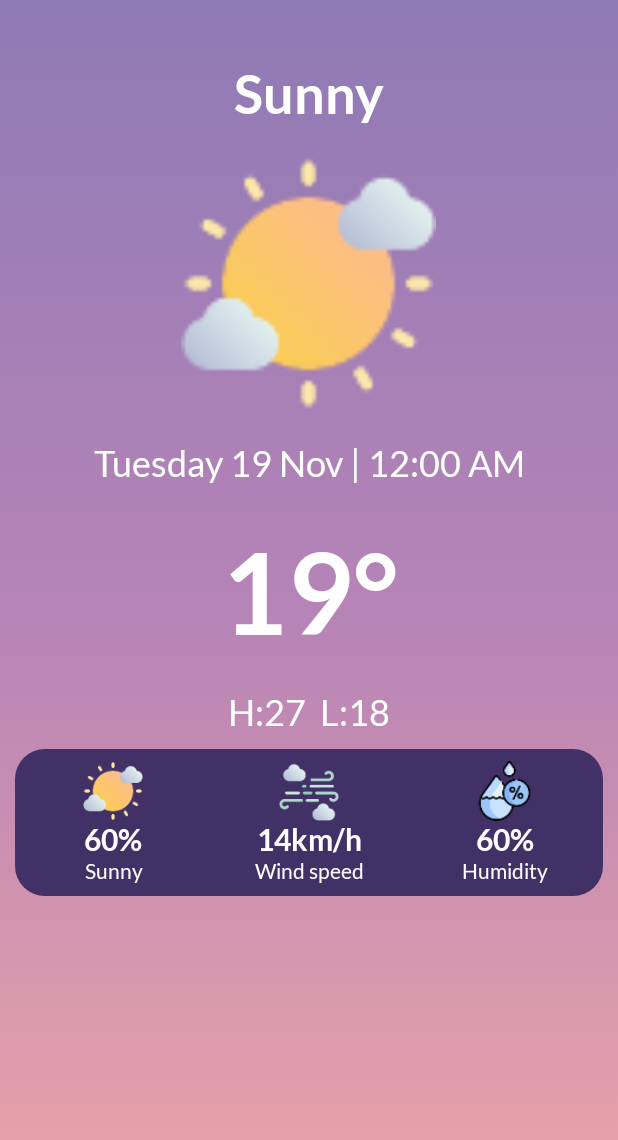
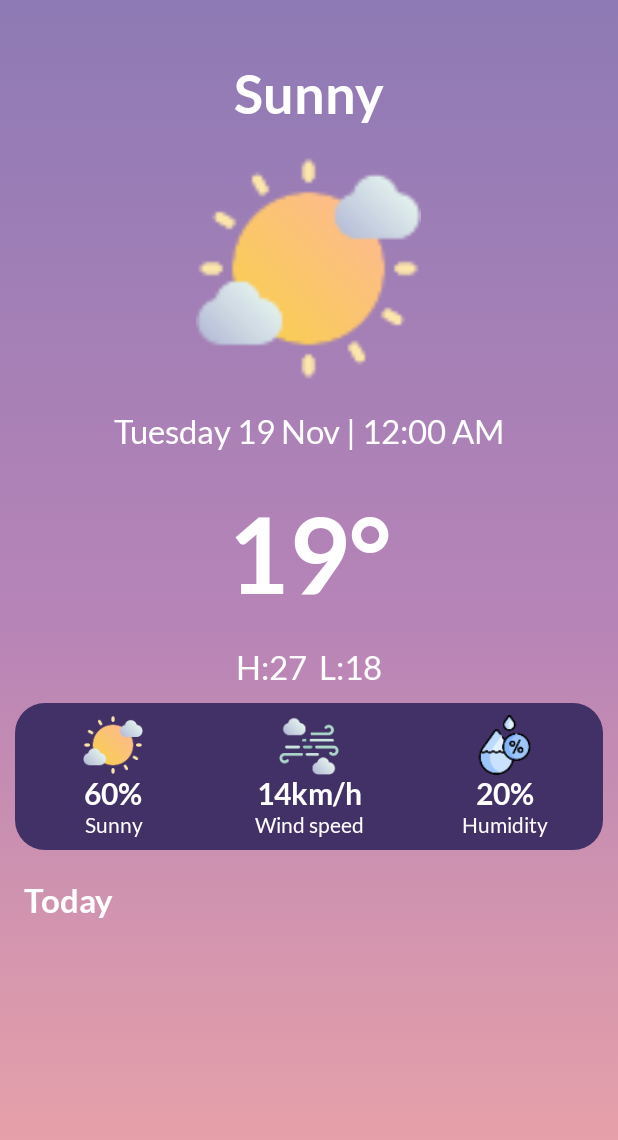
Before and after one commit to bintangsatri4/Weather-App, an Android app: the screen it shows after launch (MainActivity), on a phone screen of 412 x 824 dp. Shown: the top 1140 px of the screen. Run offline under Robolectric (Android 15) with nearby library versions, the phone set to English and light mode, and no system bars.

Commit message:
Create Icon & Home UI

```diff
--- a/app/src/main/res/layout/activity_main.xml
+++ b/app/src/main/res/layout/activity_main.xml
@@ -11,7 +11,6 @@
     <ScrollView
         android:layout_width="match_parent"
         android:layout_height="match_parent"
-        app:layout_constraintTop_toTopOf="parent"
         app:layout_constraintStart_toStartOf="parent"
         app:layout_constraintEnd_toEndOf="parent"
         app:layout_constraintBottom_toBottomOf="parent">
@@ -35,8 +34,8 @@
 
             <ImageView
                 android:id="@+id/ImageView"
-                android:layout_width="170dp"
-                android:layout_height="170dp"
+                android:layout_width="150dp"
+                android:layout_height="150dp"
                 android:src="@drawable/sunny"
                 android:layout_gravity="center"
                 android:layout_marginTop="20dp"
@@ -48,7 +47,7 @@
             android:layout_height="wrap_content"
             android:text="Tuesday 19 Nov | 12:00 AM"
             android:textColor="@color/white"
-            android:textSize="24sp"
+            android:textSize="22sp"
                 android:textAlignment="center"
             android:layout_marginTop="20dp"
             android:fontFamily="@font/lato"/>
@@ -59,7 +58,7 @@
                 android:layout_height="wrap_content"
                 android:text="19°"
                 android:textColor="@color/white"
-                android:textSize="75sp"
+                android:textSize="70sp"
                 android:textAlignment="center"
                 android:layout_marginTop="25dp"
                 android:fontFamily="@font/lato_bold"/>
@@ -70,17 +69,18 @@
                 android:layout_height="wrap_content"
                 android:text="H:27  L:18"
                 android:textColor="@color/white"
-                android:textSize="24sp"
+                android:textSize="22sp"
                 android:textAlignment="center"
                 android:layout_marginTop="20dp"
                 android:fontFamily="@font/lato"/>
 
+
             <LinearLayout
                 android:layout_width="match_parent"
                 android:layout_height="match_parent"
+                android:layout_margin="10dp"
                 android:background="@drawable/backgroudn2"
-                android:orientation="horizontal"
-                android:layout_margin="10dp">
+                android:orientation="horizontal">
 
                 <LinearLayout
                     android:layout_width="0dp"
@@ -171,7 +171,7 @@
                         android:layout_width="match_parent"
                         android:layout_height="wrap_content"
                         android:fontFamily="@font/lato_bold"
-                        android:text="60%"
+                        android:text="20%"
                         android:textAlignment="center"
                         android:textColor="@color/white"
                         android:textSize="20sp" />
@@ -187,6 +187,23 @@
                 </LinearLayout>
             </LinearLayout>
 
+            <LinearLayout
+                android:layout_width="match_parent"
+                android:layout_height="match_parent"
+                android:orientation="horizontal">
+
+                <TextView
+                    android:id="@+id/textViewToday"
+                    android:layout_width="match_parent"
+                    android:layout_height="wrap_content"
+                    android:layout_marginTop="10dp"
+                    android:fontFamily="@font/lato_bold"
+                    android:text="Today"
+                    android:textColor="@color/white"
+                    android:textSize="22sp"
+                    android:layout_marginStart="16dp"/>
+            </LinearLayout>
+
 
         </LinearLayout>
 
```
